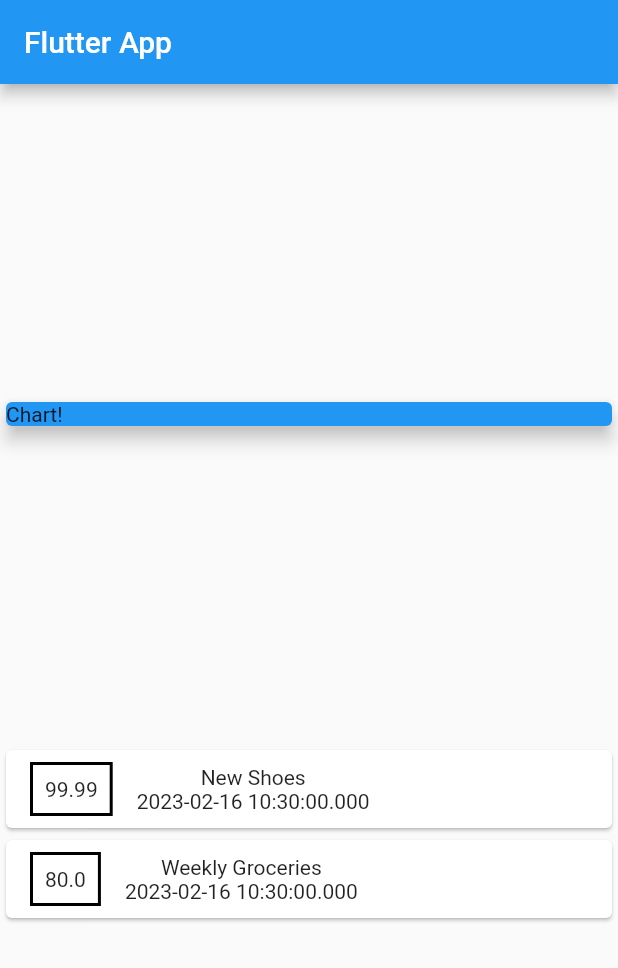
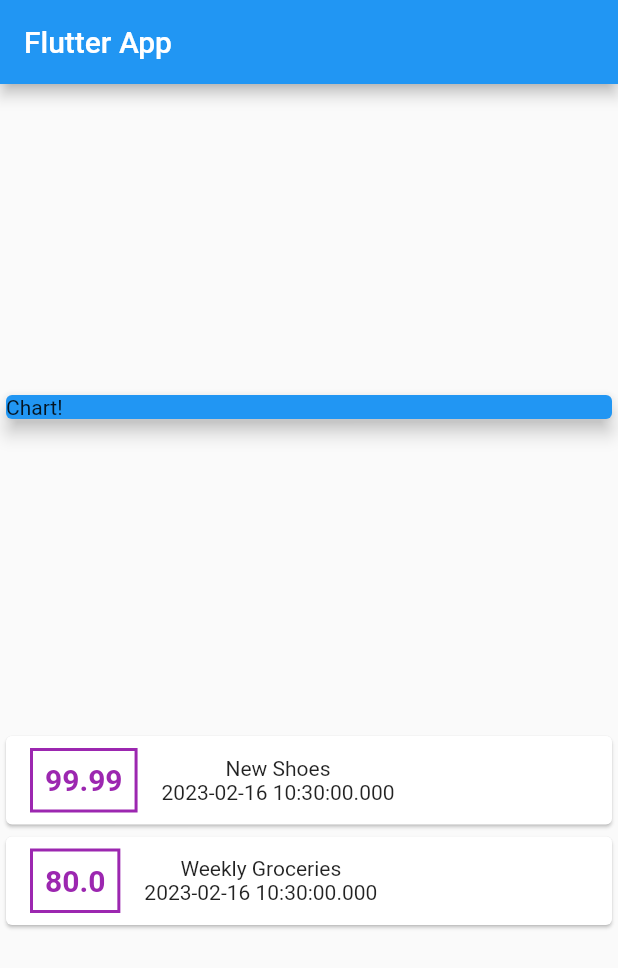
Before and after one commit to FadyFawzyOfficial/personal_expenses, a Flutter app: the screen it shows after launch, on a phone screen of 412 x 824 dp. Shown: the top 968 px of the screen. Run offline on Flutter 3.47's test engine with Material 2 defaults, Android fonts, the phone set to English and light mode, and no system bars.

Commit message:
2. Style a Text (that Represent the Transaction Amount)

```diff
--- a/lib/main.dart
+++ b/lib/main.dart
@@ -63,9 +63,19 @@ class MyHomePage extends StatelessWidget {
                           ),
                           padding: const EdgeInsets.all(8),
                           decoration: BoxDecoration(
-                            border: Border.all(width: 2),
+                            border: Border.all(
+                              width: 2,
+                              color: Colors.purple,
+                            ),
                           ),
-                          child: Text('${transaction.amount}'),
+                          child: Text(
+                            '${transaction.amount}',
+                            style: const TextStyle(
+                              color: Colors.purple,
+                              fontSize: 20,
+                              fontWeight: FontWeight.bold,
+                            ),
+                          ),
                         ),
                         Column(
                           children: [
```
